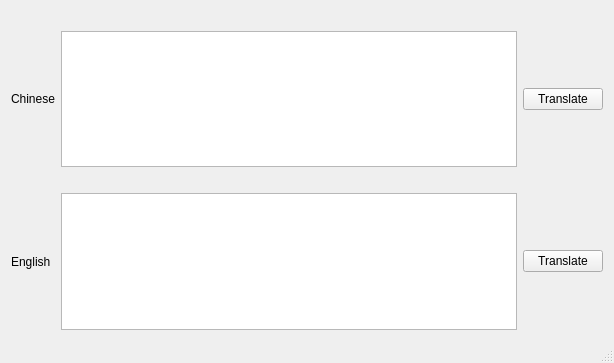
This is mainwindow.ui in jjzhang166/MyTranslater as Qt 5 draws it before an edit. The edited form follows.
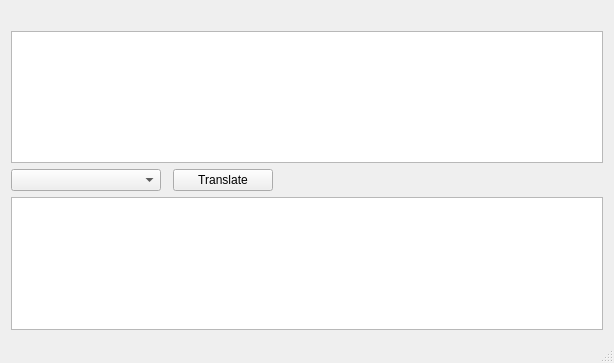
This is the edited form.

Commit message: Change UI and relate code, make it more easy to use.

```diff
--- a/mainwindow.ui
+++ b/mainwindow.ui
@@ -17,33 +17,17 @@
    <layout class="QHBoxLayout" name="horizontalLayout">
     <item>
      <layout class="QGridLayout" name="gridLayout">
-      <item row="4" column="0">
-       <widget class="QLabel" name="label_2">
-        <property name="text">
-         <string>English</string>
-        </property>
-        <property name="buddy">
-         <cstring>textB</cstring>
-        </property>
-       </widget>
-      </item>
       <item row="2" column="0">
-       <widget class="QLabel" name="label">
-        <property name="text">
-         <string>Chinese</string>
-        </property>
-        <property name="buddy">
-         <cstring>textA</cstring>
+       <widget class="QPlainTextEdit" name="plainTextEdit_src"/>
+      </item>
+      <item row="4" column="0">
+       <widget class="QPlainTextEdit" name="plainTextEdit_dst">
+        <property name="readOnly">
+         <bool>true</bool>
         </property>
        </widget>
       </item>
-      <item row="2" column="1">
-       <widget class="QPlainTextEdit" name="textA"/>
-      </item>
-      <item row="4" column="1">
-       <widget class="QPlainTextEdit" name="textB"/>
-      </item>
-      <item row="1" column="1">
+      <item row="1" column="0">
        <spacer name="horizontalSpacer_3">
         <property name="orientation">
          <enum>Qt::Horizontal</enum>
@@ -59,13 +43,54 @@
       <item row="0" column="1">
        <layout class="QVBoxLayout" name="verticalLayout"/>
       </item>
-      <item row="3" column="1">
+      <item row="3" column="0">
        <layout class="QHBoxLayout" name="horizontalLayout_2">
+        <property name="spacing">
+         <number>12</number>
+        </property>
         <item>
-         <spacer name="horizontalSpacer_2">
+         <widget class="QComboBox" name="comboBox">
+          <property name="minimumSize">
+           <size>
+            <width>150</width>
+            <height>0</height>
+           </size>
+          </property>
+          <property name="maximumSize">
+           <size>
+            <width>150</width>
+            <height>16777215</height>
+           </size>
+          </property>
+         </widget>
+        </item>
+        <item>
+         <widget class="QPushButton" name="btnTranslate">
+          <property name="minimumSize">
+           <size>
+            <width>100</width>
+            <height>0</height>
+           </size>
+          </property>
+          <property name="maximumSize">
+           <size>
+            <width>100</width>
+            <height>16777215</height>
+           </size>
+          </property>
+          <property name="text">
+           <string>Translate</string>
+          </property>
+         </widget>
+        </item>
+        <item>
+         <spacer name="horizontalSpacer_4">
           <property name="orientation">
            <enum>Qt::Horizontal</enum>
           </property>
+          <property name="sizeType">
+           <enum>QSizePolicy::Expanding</enum>
+          </property>
           <property name="sizeHint" stdset="0">
            <size>
             <width>40</width>
@@ -76,20 +101,6 @@
         </item>
        </layout>
       </item>
-      <item row="2" column="2">
-       <widget class="QPushButton" name="btnTranslateAB">
-        <property name="text">
-         <string>Translate</string>
-        </property>
-       </widget>
-      </item>
-      <item row="4" column="2">
-       <widget class="QPushButton" name="btnTranslateBA">
-        <property name="text">
-         <string>Translate</string>
-        </property>
-       </widget>
-      </item>
      </layout>
     </item>
    </layout>
```
Left out of the diff: 8 changed lines with no effect on the pictures. The commit also changes 2 other files.
